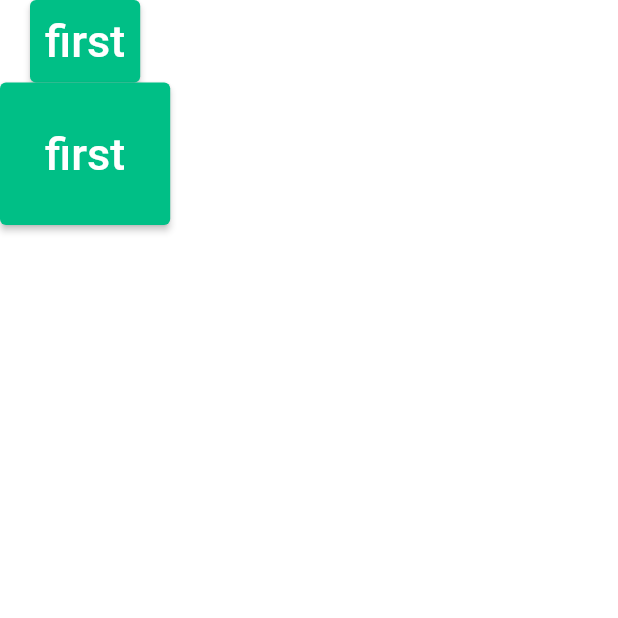
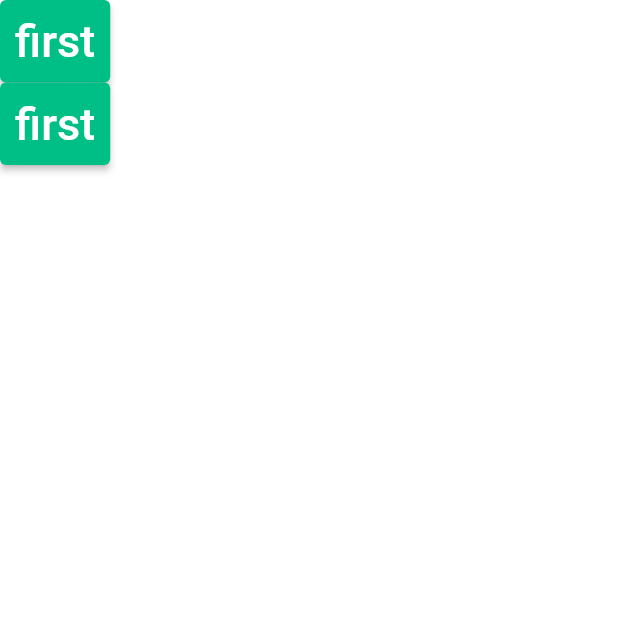
Before and after one commit to MineokSung/Early-Care, a Flutter app: the screen it shows after launch, on a phone screen of 412 x 824 dp, the top half of it. Run offline on Flutter 3.47's test engine with Material 2 defaults, Android fonts, the phone set to English and light mode, and no system bars.

Commit message:
button component
- button component 수정

```diff
--- a/lib/component/class/button.dart
+++ b/lib/component/class/button.dart
@@ -3,14 +3,16 @@ import 'package:flutter/material.dart';
 import 'color_info.dart';
 
 class Button extends StatelessWidget {
-  double verticalPadding = 0;
-  double horizontalPadding = 0;
-  String text = "";
-  double fontSize = 10;
-  Color backgroundColor = ColorInfo.mainColor;
-  Color textColor = ColorInfo.white;
+  double verticalPadding;
+  double horizontalPadding;
+  String text;
+  double fontSize;
+  Color backgroundColor;
+  Color textColor;
 
-  Button(this.verticalPadding, this.horizontalPadding, this.text, this.fontSize, this.backgroundColor, this.textColor);
+  //Button(this.verticalPadding, this.horizontalPadding, this.text, this.fontSize, this.backgroundColor, this.textColor);
+  Button(this.text, this.fontSize, this.backgroundColor, this.textColor, {this.verticalPadding = 10, this.horizontalPadding = 10});
+
 
   @override
   Widget build(BuildContext context) {
--- a/lib/page/login.dart
+++ b/lib/page/login.dart
@@ -20,8 +20,8 @@ class _Login extends State<Login>
       body: SafeArea(
         child: Column(
           children: [
-            Button(10, 10, "first", 30, ColorInfo.mainColor, ColorInfo.white),
-            Button(30, 30, "first", 30, ColorInfo.mainColor, ColorInfo.white),
+            Button("first", 30, ColorInfo.mainColor, ColorInfo.white),
+            Button("first", 30, ColorInfo.mainColor, ColorInfo.white),
           ],
         ),
       ),
```
